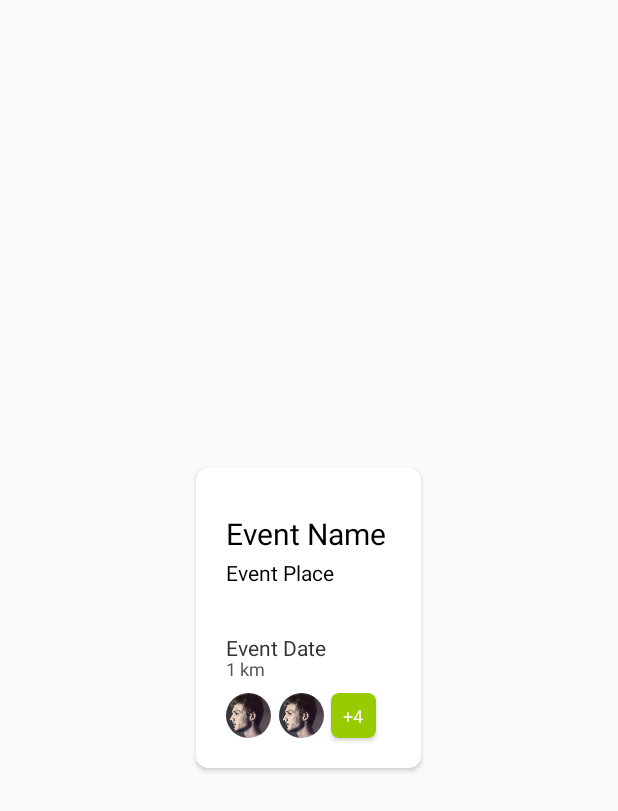
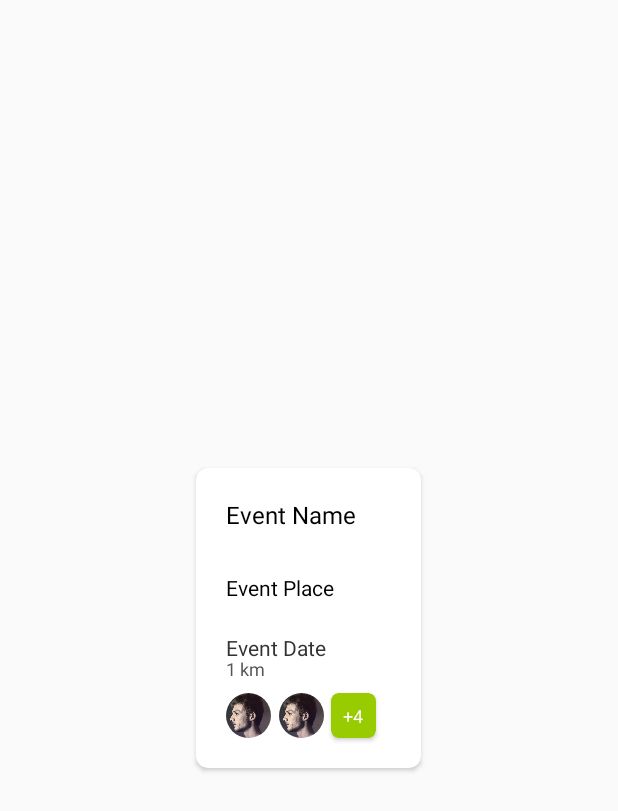
Before and after one commit to ICT-3213-Project/Whos-Up, an Android app: the layout map_event_fragment.xml on its own in the app's theme, with its tools: preview values and no code run, on a phone screen of 412 x 824 dp. Shown: the top 811 px of the screen. Run offline under Robolectric (Android 15) with nearby library versions, the phone set to English and light mode, and no system bars; plain views replace RoundedImageView.

Commit message:
More map events

```diff
--- a/app/src/main/res/layout/activity_maps.xml
+++ b/app/src/main/res/layout/activity_maps.xml
@@ -53,7 +53,7 @@
         xmlns:app="http://schemas.android.com/apk/res-auto"
         android:layout_width="100dp"
         android:layout_height="80dp"
-        android:id="@+id/person_image"
+        android:id="@+id/profile_image"
         android:src="@drawable/person"
         app:riv_corner_radius_bottom_left="10dip"
         app:riv_mutate_background="true"
--- a/app/src/main/res/layout/map_event_fragment.xml
+++ b/app/src/main/res/layout/map_event_fragment.xml
@@ -11,22 +11,22 @@
         android:id="@+id/event_name"
         android:layout_width="wrap_content"
         android:layout_height="wrap_content"
-        android:layout_marginTop="30dp"
+        android:layout_marginTop="20dp"
         android:layout_marginLeft="20dp"
         android:text="Event Name"
-        android:textSize="20sp"
+        android:textSize="16sp"
         android:textColor="#000000" />
-
 
     <TextView
         android:id="@+id/event_place"
         android:layout_width="wrap_content"
         android:layout_height="wrap_content"
-        android:layout_marginTop="60dp"
+        android:layout_below="@id/event_name"
         android:layout_marginLeft="20dp"
+        android:layout_marginTop="70dp"
         android:text="Event Place"
-        android:textSize="14sp"
-        android:textColor="#000000" />
+        android:textColor="#000000"
+        android:textSize="14sp" />
 
     <TextView
         android:id="@+id/event_date"
@@ -102,4 +102,6 @@
             android:gravity="center_vertical|center"/>
     </android.support.v7.widget.CardView>
 
+
+
 </android.support.v7.widget.CardView>
```
Also changed, not shown: app/src/main/java/lightning/structby/whosup/MapsActivity.java (+33 -4 lines).
